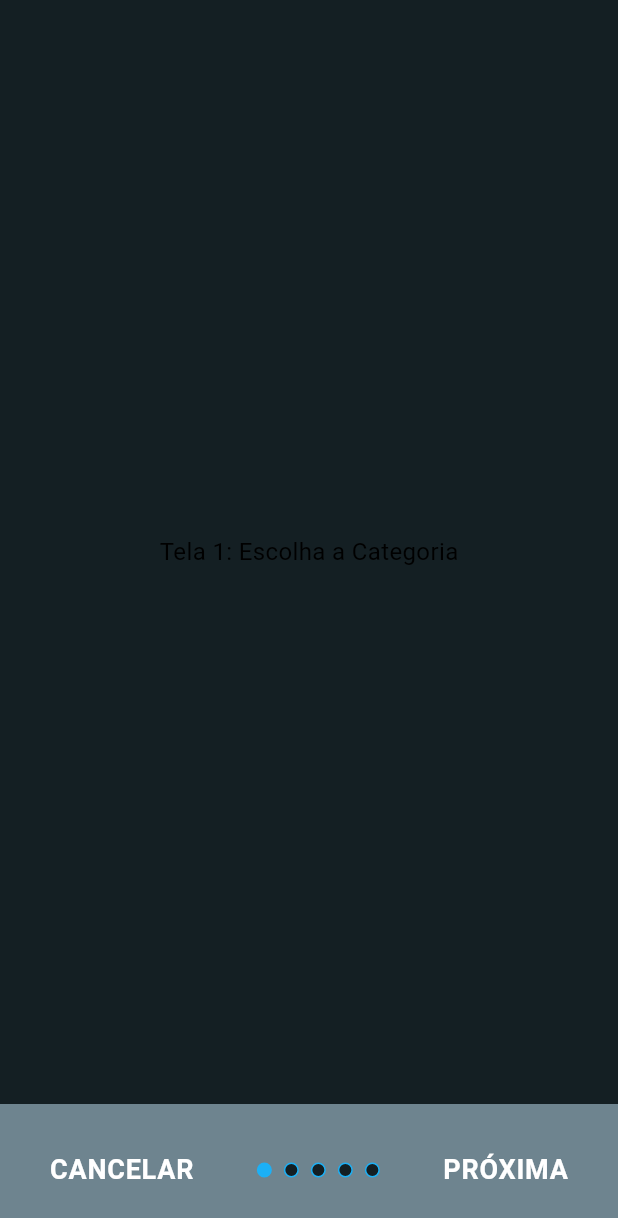
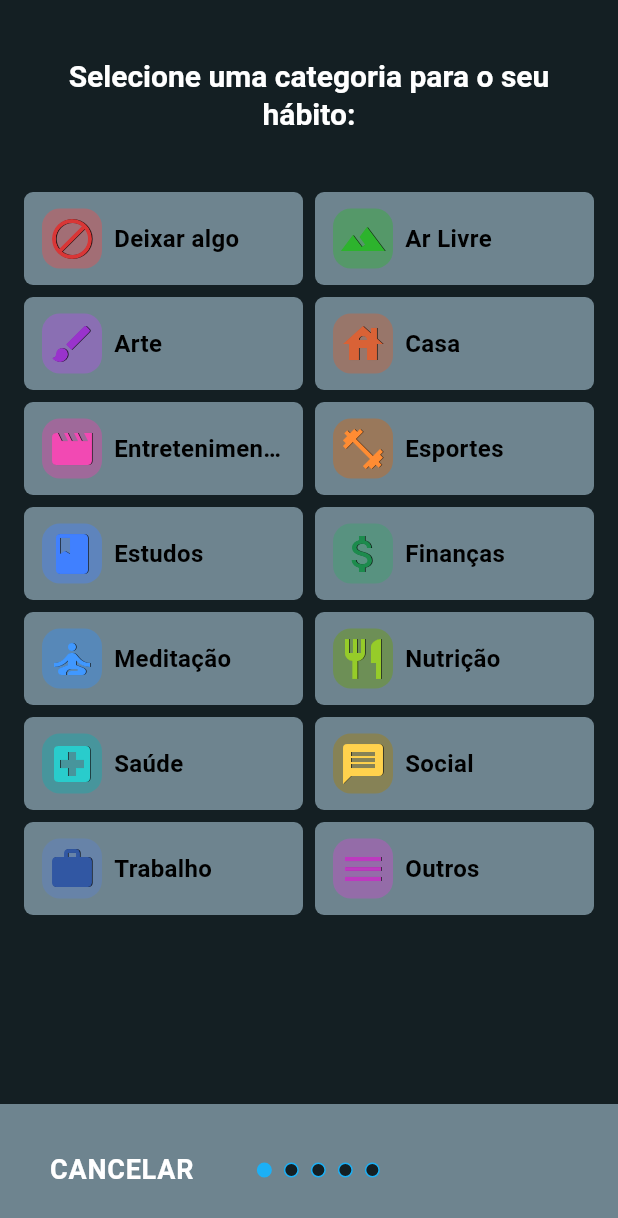
Before and after one commit to joaoVR-prado/make-a-habbit, a Flutter app: the CreateHabitPage screen opened directly, on a phone screen of 412 x 824 dp. Shown: the top 1218 px of the screen. Run offline on Flutter 3.47's test engine with Material 3 defaults, Android fonts, the phone set to English and light mode, and no system bars; our stand-ins replace flutter_riverpod, google_fonts, hive_ce, hive_ce_flutter; accounts and stored records are empty.

Commit message:
feat: Cria widget para cadastro de categoria no hbito, refatora CommonIconContainer para receber um habitIcon diretamente

```diff
--- a/lib/controllers/habits/habit_controller.dart
+++ b/lib/controllers/habits/habit_controller.dart
@@ -1,4 +1,5 @@
 import 'package:flutter_riverpod/legacy.dart';
+import 'package:make_a_habbit/core/utils/enums/habit_icon.dart';
 import 'package:make_a_habbit/data/models/habits/habit_model.dart';
 import 'package:make_a_habbit/data/providers/habit_repository_provider.dart';
 import 'package:flutter_riverpod/flutter_riverpod.dart';
@@ -64,3 +65,8 @@ final selectedDateProvider = StateProvider<DateTime>((ref){
   return DateTime(now.year, now.month, now.day);
 
 });
+
+final draftCategoryProvider = StateProvider<HabitIcon?>((ref) {
+  return null;
+
+});
--- a/lib/core/theme/app_theme.dart
+++ b/lib/core/theme/app_theme.dart
@@ -23,7 +23,7 @@ class AppTheme {
 
     // Estilos de texto
     textTheme: GoogleFonts.konkhmerSleokchherTextTheme().copyWith(
-      titleLarge: const TextStyle(fontSize: 20, color: AppColors.whiteText),
+      titleLarge: const TextStyle(fontSize: 20, color: AppColors.whiteText, fontWeight: FontWeight.bold),
       titleMedium: const TextStyle(fontSize: 14, color: AppColors.whiteText), // Titulo do listTile dos habitos
 
       bodyLarge: const TextStyle(fontSize: 20, color: AppColors.whiteText),
--- a/lib/core/utils/enums/habit_icon.dart
+++ b/lib/core/utils/enums/habit_icon.dart
@@ -1,26 +1,27 @@
 import 'package:flutter/material.dart';
 
 enum HabitIcon {
-  stopIcon(0, Icons.block, Color(0xFFD93636)),
-  artIcon(1, Icons.brush, Color(0xFF9933CC)),
-  entertainmentIcon(2, Icons.movie_creation, Color(0xFFF249B3)),
-  studiesIcon(3, Icons.book, Color(0xFF4080FF)),
-  meditationIcon(4, Icons.self_improvement, Color(0xFF4098FF)),
-  healthIcon(5, Icons.local_hospital, Color(0xFF29CCCC)),
-  workIcon(6, Icons.work, Color(0xFF3157A3)),
-  outdoorsIcon(7, Icons.landscape, Color(0xFF2DB32D)),
-  homeIcon(8, Icons.house, Color(0xFFD96236)),
-  sportsIcon(9, Icons.fitness_center, Color(0xFFFF8C33)),
-  financiesIcon(10, Icons.attach_money, Color(0xFF1C8B4D)),
-  nutritionsIcon(11, Icons.restaurant, Color(0xFF96CC29)),
-  socialIcon(12, Icons.message, Color(0xFFFFD24D)),
-  othersIcon(13, Icons.menu, Color(0xFFBD39BF));
+  stopIcon(0, Icons.block, Color(0xFFD93636), 'Deixar algo'),
+  outdoorsIcon(1, Icons.landscape, Color(0xFF2DB32D), 'Ar Livre'),
+  artIcon(2, Icons.brush, Color(0xFF9933CC), 'Arte'),
+  homeIcon(3, Icons.house, Color(0xFFD96236), 'Casa'),
+  entertainmentIcon(4, Icons.movie_creation, Color(0xFFF249B3), 'Entretenimento'),
+  sportsIcon(5, Icons.fitness_center, Color(0xFFFF8C33), 'Esportes'),
+  studiesIcon(6, Icons.book, Color(0xFF4080FF), 'Estudos'),
+  financiesIcon(7, Icons.attach_money, Color(0xFF1C8B4D), 'Finanças'),
+  meditationIcon(8, Icons.self_improvement, Color(0xFF4098FF), 'Meditação'),
+  nutritionsIcon(9, Icons.restaurant, Color(0xFF96CC29), 'Nutrição'),
+  healthIcon(10, Icons.local_hospital, Color(0xFF29CCCC), 'Saúde'),
+  socialIcon(11, Icons.message, Color(0xFFFFD24D), 'Social'),
+  workIcon(12, Icons.work, Color(0xFF3157A3), 'Trabalho'),
+  othersIcon(13, Icons.menu, Color(0xFFBD39BF), 'Outros');
 
   final int code;
   final IconData iconData;
   final Color color;
+  final String iconLabel;
 
-  const HabitIcon(this.code, this.iconData, this.color);
+  const HabitIcon(this.code, this.iconData, this.color, this.iconLabel);
 
   static HabitIcon fromCode(int code){
     return HabitIcon.values.firstWhere(
@@ -30,5 +31,4 @@ enum HabitIcon {
 
   }
 
-
 }
--- a/lib/presentation/common/widgets/common_icon_container.dart
+++ b/lib/presentation/common/widgets/common_icon_container.dart
@@ -1,21 +1,24 @@
 import 'package:flutter/material.dart';
 import 'package:make_a_habbit/core/utils/enums/habit_icon.dart';
-import 'package:make_a_habbit/data/models/habits/habit_model.dart';
 
 class CommonIconContainer extends StatelessWidget {
-  final HabitModel habit;
+  final HabitIcon habitIcon; //final HabitModel habit;
   final double alpha;
+  final double? size;
+  final double? padding;
   const CommonIconContainer ({
     super.key,
-    required this.habit,
-    required this.alpha
+    required this.habitIcon,
+    required this.alpha,
+    this.size,
+    this.padding
   });
 
   @override
   Widget build(BuildContext context){
-    final habitIcon = HabitIcon.fromCode(habit.iconCode);
+    //final habitIcon = HabitIcon.fromCode(habit.iconCode);
     return Container(
-      padding: const EdgeInsets.all(10),
+      padding: EdgeInsets.all(padding ?? 12),
       decoration: BoxDecoration(
         backgroundBlendMode: BlendMode.color,
         color: habitIcon.color.withValues(alpha: alpha),
@@ -27,11 +30,10 @@ class CommonIconContainer extends StatelessWidget {
       shadows: [
         Shadow(
           color: Colors.black,
-          offset: Offset(0.5, 0.5), // X and Y offset
-          //blurRadius: 4.0
+          offset: Offset(0.5, 0.5),
         )
       ],
-      size: 38,
+      size: size ?? 38,
     ),
   );
 
--- a/lib/presentation/habits/views/create_habit_page.dart
+++ b/lib/presentation/habits/views/create_habit_page.dart
@@ -1,8 +1,8 @@
 import 'package:flutter/material.dart';
-import 'package:flutter/src/widgets/framework.dart';
 import 'package:flutter_riverpod/flutter_riverpod.dart';
+import 'package:make_a_habbit/controllers/habits/habit_controller.dart';
 import 'package:make_a_habbit/core/theme/app_colors.dart';
-import 'package:smooth_page_indicator/smooth_page_indicator.dart';
+import 'package:make_a_habbit/presentation/habits/widgets/choose_habit_category.dart';
 
 class CreateHabitPage extends ConsumerStatefulWidget {
   const CreateHabitPage({super.key});
@@ -32,8 +32,6 @@ class _CreateHabitPageStage extends ConsumerState<CreateHabitPage>{
   }
 
   void _nextPage() {
-    // TODO: Incluir validacoes de escolha do usuario
-
     if(_currentPage < _totalPages - 1){
       _pageController.nextPage(
         duration: const Duration(
@@ -75,7 +73,8 @@ class _CreateHabitPageStage extends ConsumerState<CreateHabitPage>{
                   });
                 },
                 children: [
-                  _buildDummyPage('Tela 1: Escolha a Categoria'),
+                  //_buildDummyPage('Tela 1: Escolha a Categoria'),
+                  ChooseHabitCategory(),
                   _buildDummyPage('Tela 2: Tipo de hábito'),
                   _buildDummyPage('Tela 3: Detalhes e Cores'),
                   _buildDummyPage('Tela 4: Frequência'),
@@ -91,6 +90,16 @@ class _CreateHabitPageStage extends ConsumerState<CreateHabitPage>{
   }
 
   Widget _buildBottomBar(){
+    final selectedCategory = ref.watch(draftCategoryProvider);
+    bool canGoNext = true;
+
+    // Regra da tela 1 do cadastro
+    if(_currentPage == 0 && selectedCategory == null){
+      canGoNext = false;
+
+    }
+
+    // TODO: Novas Regras
     return Container(
       padding: const EdgeInsets.symmetric(horizontal: 24, vertical: 20),
       decoration: const BoxDecoration(
@@ -129,29 +138,21 @@ class _CreateHabitPageStage extends ConsumerState<CreateHabitPage>{
               },
             ),
           ),
-          // SmoothPageIndicator(
-          //   controller: _pageController,
-          //   count: _totalPages,
-          //   effect: ExpandingDotsEffect(
-          //     dotHeight: 8,
-          //     dotWidth: 8,
-          //     spacing: 8,
-          //     expansionFactor: 3,
-          //     dotColor: AppColors.darkBlue,
-          //     activeDotColor: AppColors.calendarMainColor
-          //   ),
-
-          // ),
-          TextButton(
-            onPressed: _nextPage,
-            child: Text(
-              _currentPage == _totalPages -1 ? 'FINALIZAR' : 'PRÓXIMA',
-              style: Theme.of(context).textTheme.labelMedium,
-            )
+          Visibility(
+            visible: canGoNext,
+            maintainSize: true,
+            maintainAnimation: true,
+            maintainState: true,
+            child: TextButton(
+              onPressed: _nextPage,
+              child: Text(
+                _currentPage == _totalPages -1 ? 'FINALIZAR' : 'PRÓXIMA',
+                style: Theme.of(context).textTheme.labelMedium,
+              )
+            ),
           )
         ],
       ),
-
     );
   }
 
--- /dev/null
+++ b/lib/presentation/habits/widgets/choose_habit_category.dart
@@ -0,0 +1,92 @@
+import 'package:flutter/material.dart';
+import 'package:flutter_riverpod/flutter_riverpod.dart';
+import 'package:make_a_habbit/controllers/habits/habit_controller.dart';
+import 'package:make_a_habbit/core/theme/app_colors.dart';
+import 'package:make_a_habbit/core/utils/enums/habit_icon.dart';
+import 'package:make_a_habbit/presentation/common/widgets/common_icon_container.dart';
+
+class ChooseHabitCategory extends ConsumerStatefulWidget {
+  const ChooseHabitCategory({super.key});
+
+  @override
+  ConsumerState<ChooseHabitCategory> createState() => _ChooseHabitCategory();
+
+}
+
+class _ChooseHabitCategory extends ConsumerState<ChooseHabitCategory>{
+  final habitCategories = HabitIcon.values;
+  @override
+  Widget build(BuildContext context) {
+    final selectedCategory = ref.watch(draftCategoryProvider);
+    return Column(
+      crossAxisAlignment: CrossAxisAlignment.center,
+      children: [
+        Padding(
+          padding: const EdgeInsets.only(top: 38, bottom: 24, left: 24, right: 24),
+          child: SizedBox(
+            width: double.infinity,
+            child: Text(
+              'Selecione uma categoria para o seu hábito:',
+              style: TextTheme.of(context).titleLarge,
+              textAlign: TextAlign.center,
+            ),
+          ),
+        ),
+        Expanded(
+          child: GridView.count(
+            crossAxisCount: 2,
+            childAspectRatio: 3,
+            mainAxisSpacing: 8,
+            crossAxisSpacing: 8,
+            padding: const EdgeInsets.all(16),
+            children:
+              List.generate(habitCategories.length, (index){
+                final currentCategory = habitCategories[index];
+                final isSelected = currentCategory == selectedCategory;
+                return Card(
+                  color: isSelected
+                    ? AppColors.homePageIconColor
+                    : AppColors.cardBackgrounColor,
+                  elevation: 0,
+                  margin: EdgeInsets.zero,
+                  shape: RoundedRectangleBorder(borderRadius: BorderRadiusGeometry.circular(6)),
+                  child: InkWell(
+                    borderRadius: BorderRadius.circular(6),
+                    onTap: (){
+                      ref.read(draftCategoryProvider.notifier).state = currentCategory;
+
+                    },
+                    child: Padding(
+                      padding: const EdgeInsetsGeometry.symmetric(horizontal: 12),
+                      child: Row(
+                        children: [
+                          CommonIconContainer(
+                            habitIcon: currentCategory,
+                            alpha: 0.4,
+                            size: 32,
+                            padding: 4,
+                          ),
+                          const SizedBox(width: 8),
+                          Expanded(
+                            child: Text(
+                              currentCategory.iconLabel,
+                                style: Theme.of(context).textTheme.bodyMedium!.copyWith(
+                                  fontWeight: FontWeight.bold
+                                ),
+                              overflow: TextOverflow.ellipsis,
+                            )
+                          )
+                        ],
+                      ),
+                    )
+                  )
+                );
+              }
+            )
+          ),
+        ),
+      ],
+    );
+  }
+
+}
--- a/lib/presentation/habits/widgets/complete_habit.dart
+++ b/lib/presentation/habits/widgets/complete_habit.dart
@@ -1,5 +1,6 @@
 import 'package:flutter/material.dart';
 import 'package:make_a_habbit/core/theme/app_colors.dart';
+import 'package:make_a_habbit/core/utils/enums/habit_icon.dart';
 import 'package:make_a_habbit/data/models/habits/habit_model.dart';
 import 'package:make_a_habbit/data/models/habits/habit_type.dart';
 import 'package:make_a_habbit/presentation/common/widgets/common_horizontal_divider.dart';
@@ -26,7 +27,10 @@ class CompleteHabit extends StatelessWidget{
         mainAxisSize: MainAxisSize.min,
         children: [
           ListTile(
-            trailing: CommonIconContainer(habit: habit, alpha: 0.5),
+            trailing: CommonIconContainer(
+              habitIcon: HabitIcon.fromCode(habit.iconCode),
+              alpha: 0.5
+            ),
             title: Text(
               habit.name,
               style: TextTheme.of(context).titleMedium!.copyWith(
--- a/lib/presentation/habits/widgets/edit_or_complete_habit_dialog.dart
+++ b/lib/presentation/habits/widgets/edit_or_complete_habit_dialog.dart
@@ -1,5 +1,6 @@
 import 'package:flutter/material.dart';
 import 'package:make_a_habbit/core/theme/app_colors.dart';
+import 'package:make_a_habbit/core/utils/enums/habit_icon.dart';
 import 'package:make_a_habbit/data/models/habits/habit_model.dart';
 import 'package:make_a_habbit/presentation/common/widgets/common_icon_container.dart';
 import 'package:make_a_habbit/presentation/common/widgets/common_vertical_divider.dart';
@@ -33,7 +34,10 @@ class EditOrCompleteHabitDialog extends StatelessWidget {
               overflow: TextOverflow.ellipsis,
             ),
           ),
-          CommonIconContainer(habit: habit, alpha: 0.5)
+          CommonIconContainer(
+            habitIcon: HabitIcon.fromCode(habit.iconCode),
+            alpha: 0.5
+          )
         ],
       ),
       content: Text(
--- a/lib/presentation/home_page/views/home_page.dart
+++ b/lib/presentation/home_page/views/home_page.dart
@@ -27,7 +27,6 @@ class _HomePageState extends ConsumerState<HomePage>{
   @override
   Widget build(BuildContext context){
       final selectedDate = ref.watch(selectedDateProvider);
-
       ref.watch(habitControllerProvider);
       final habitsForSelectedDate = ref.read(habitControllerProvider.notifier).getHabitsForDate(selectedDate);
 
@@ -163,9 +162,6 @@ class _HomePageState extends ConsumerState<HomePage>{
                         HabitsListTile(
                           habit: habit,
                           habitStatus: habitStatus,
-                          onTap: (){
-
-                          }
                         ),
 
                         if(index != habitsForSelectedDate.length - 1)
--- a/lib/presentation/home_page/widgets/habits_list_tile.dart
+++ b/lib/presentation/home_page/widgets/habits_list_tile.dart
@@ -1,5 +1,6 @@
 import 'package:flutter/material.dart';
 import 'package:make_a_habbit/core/theme/app_colors.dart';
+import 'package:make_a_habbit/core/utils/enums/habit_icon.dart';
 import 'package:make_a_habbit/core/utils/enums/habit_status.dart';
 import 'package:make_a_habbit/data/models/habits/habit_model.dart';
 import 'package:make_a_habbit/presentation/common/widgets/common_icon_container.dart';
@@ -8,13 +9,11 @@ import 'package:make_a_habbit/presentation/habits/widgets/edit_or_complete_habit
 class HabitsListTile extends StatelessWidget {
   final HabitModel habit;
   final HabitStatus habitStatus;
-  final VoidCallback onTap;
 
   const HabitsListTile({
     super.key,
     required this.habit,
     required this.habitStatus,
-    required this.onTap
 
   });
 
@@ -39,7 +38,7 @@ class HabitsListTile extends StatelessWidget {
           contentPadding: const EdgeInsets.symmetric(horizontal: 16, vertical: 8),
           // Parte dos icones dos habitos
           leading: CommonIconContainer(
-            habit: habit,
+            habitIcon: HabitIcon.fromCode(habit.iconCode),
             alpha: 0.4
           ),
           // Parte do nome e descricao do habito
```
Lines whose indentation alone changed are shown as unchanged.
